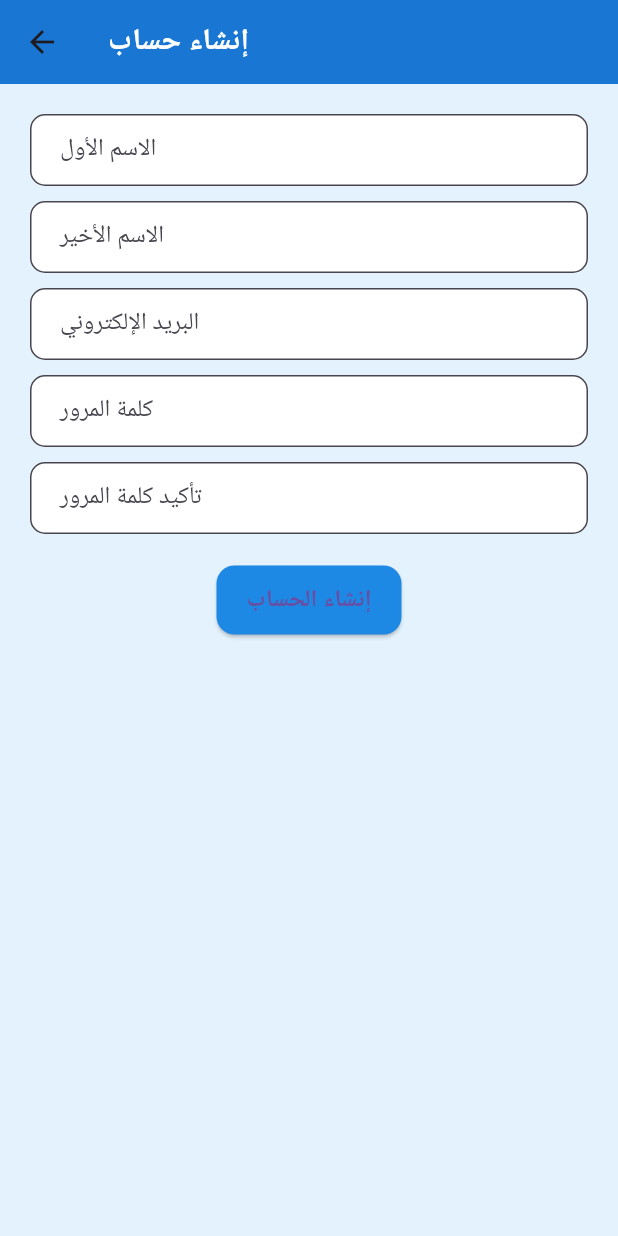
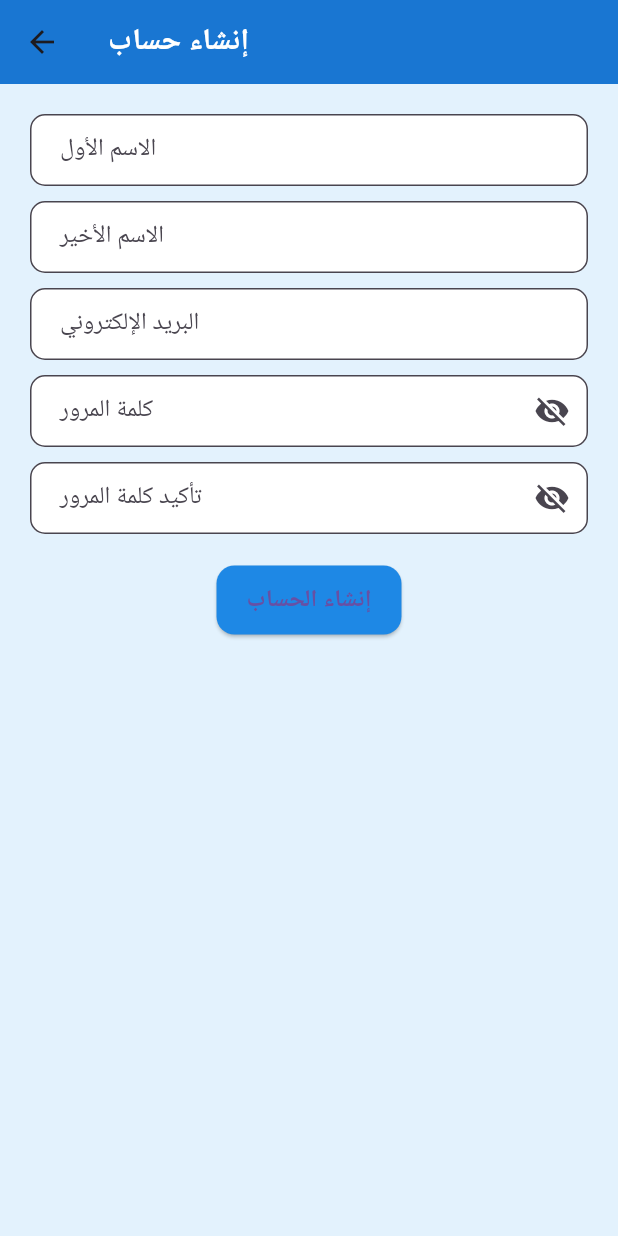
Before and after one commit to tahaghazi/diabetes-management, a Flutter app: the SignUpScreen screen opened directly with empty values, on a phone screen of 412 x 824 dp. Run offline on Flutter 3.47's test engine with Material 3 defaults, Android fonts, the phone set to English and light mode, and no system bars; our stand-ins replace app_links, shared_preferences; accounts and stored records are empty.

Commit message:
Make password and confirm password visible

```diff
--- a/flutter/lib/screens/sign_up_screen.dart
+++ b/flutter/lib/screens/sign_up_screen.dart
@@ -21,6 +21,9 @@
   final TextEditingController _lastNameController = TextEditingController();
   final TextEditingController _specializationController = TextEditingController();
   bool _isLoading = false;
+
+  bool _obscurePassword = true;
+  bool _obscureConfirmPassword = true;
 
   Future<void> _register() async {
     if (!_formKey.currentState!.validate()) return;
@@ -137,8 +140,20 @@
                 SizedBox(height: 10),
                 TextFormField(
                   controller: _passwordController,
-                  obscureText: true,
-                  decoration: InputDecoration(labelText: 'كلمة المرور'),
+                  obscureText: _obscurePassword,
+                  decoration: InputDecoration(
+                    labelText: 'كلمة المرور',
+                    suffixIcon: IconButton(
+                      icon: Icon(
+                        _obscurePassword ? Icons.visibility_off : Icons.visibility,
+                      ),
+                      onPressed: () {
+                        setState(() {
+                          _obscurePassword = !_obscurePassword;
+                        });
+                      },
+                    ),
+                  ),
                   validator: (value) {
                     if (value == null || value.isEmpty) return 'يرجى إدخال كلمة المرور';
                     if (value.length < 6) return 'كلمة المرور يجب أن تكون 6 أحرف على الأقل';
@@ -148,8 +163,20 @@
                 SizedBox(height: 10),
                 TextFormField(
                   controller: _confirmPasswordController,
-                  obscureText: true,
-                  decoration: InputDecoration(labelText: 'تأكيد كلمة المرور'),
+                  obscureText: _obscureConfirmPassword,
+                  decoration: InputDecoration(
+                    labelText: 'تأكيد كلمة المرور',
+                    suffixIcon: IconButton(
+                      icon: Icon(
+                        _obscureConfirmPassword ? Icons.visibility_off : Icons.visibility,
+                      ),
+                      onPressed: () {
+                        setState(() {
+                          _obscureConfirmPassword = !_obscureConfirmPassword;
+                        });
+                      },
+                    ),
+                  ),
                   validator: (value) {
                     if (value == null || value.isEmpty) return 'يرجى تأكيد كلمة المرور';
                     if (value != _passwordController.text) return 'كلمتا المرور غير متطابقتين';
```
